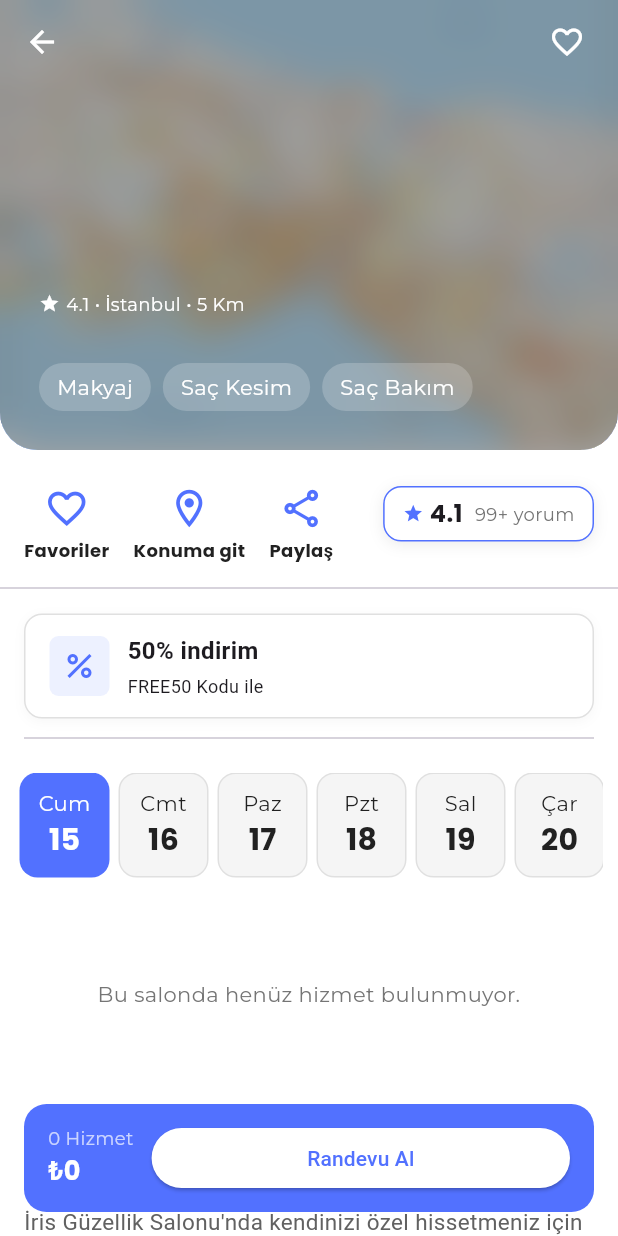
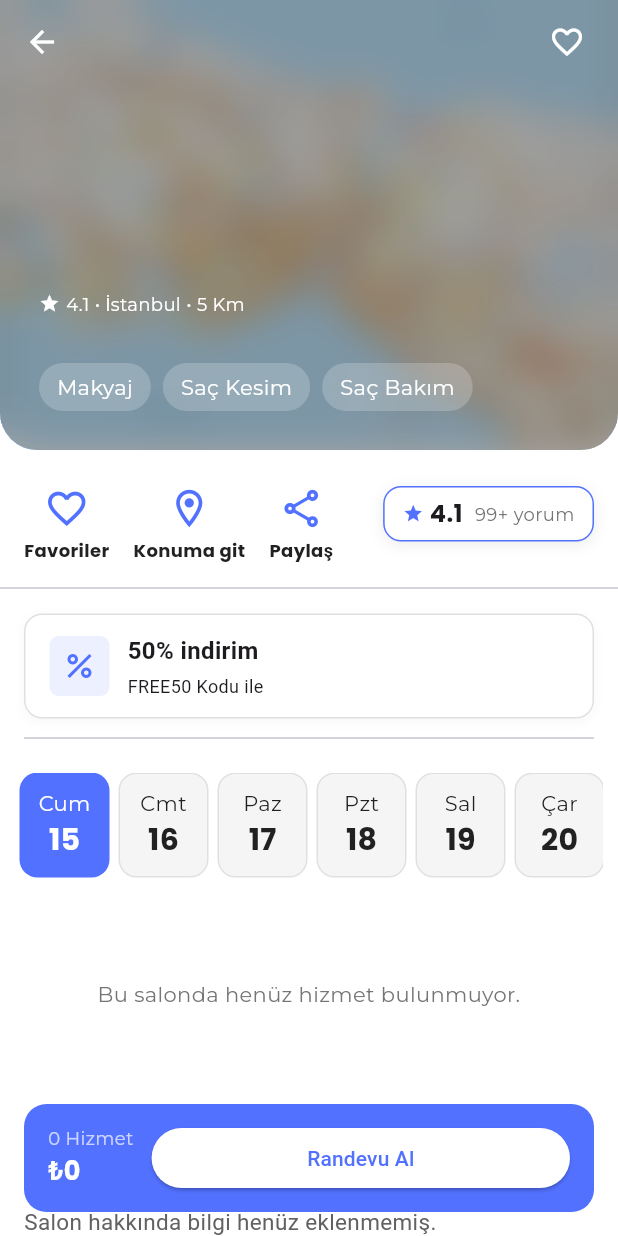
Before and after one commit to mustafazfr/Iris, a Flutter app: the SalonDetailScreen screen opened directly with empty values, on a phone screen of 412 x 824 dp. Run offline on Flutter 3.47's test engine with Material 3 defaults, Android fonts, the phone set to English and light mode, and no system bars; our stand-ins replace cached_network_image, flutter_dotenv, geolocator, google_maps_flutter, photo_view, supabase_flutter; accounts and stored records are empty; network calls fail.

Commit message:
hakkında kısmı dinamik hale getirildi.

```diff
--- a/lib/features/appointments/screens/salon_detail_screen.dart
+++ b/lib/features/appointments/screens/salon_detail_screen.dart
@@ -796,19 +796,25 @@ class _SalonDetailScreenState extends State<SalonDetailScreen> {
     );
   }
   Widget _aboutSection(SaloonModel salon) {
+    final String? desc = salon.saloonDescription?.trim();
+
     return SingleChildScrollView(
       padding: const EdgeInsets.symmetric(horizontal: 16.0),
       child: Column(
         crossAxisAlignment: CrossAxisAlignment.start,
         children: [
+          // Hakkımızda metni — DB'den
           Text(
-            'İris Güzellik Salonu\'nda kendinizi özel hissetmeniz için uzman ellerde kişiye özel bakım sunuyoruz. Doğal güzelliğinizi ön plana çıkaran, güvenli ve modern hizmetlerle yanınızdayız.',
+            (desc != null && desc.isNotEmpty)
+                ? desc
+                : 'Salon hakkında bilgi henüz eklenmemiş.',
             style: TextStyle(
               color: Colors.grey.shade700,
               fontSize: 15,
               height: 1.6,
             ),
           ),
+
           const SizedBox(height: 24),
           const Divider(),
           const SizedBox(height: 24),
@@ -821,7 +827,6 @@ class _SalonDetailScreenState extends State<SalonDetailScreen> {
               color: Colors.black87,
             ),
           ),
-          // NOT: Bu bilgileri dinamik olarak salon modelinden almak en iyisidir.
           const SizedBox(height: 16),
 
           Builder(
@@ -858,11 +863,10 @@ class _SalonDetailScreenState extends State<SalonDetailScreen> {
 
           const SizedBox(height: 24),
 
-
-
           const SizedBox(height: 24),
           const Divider(),
           const SizedBox(height: 24),
+
           const Text(
             'Salon Adresi',
             style: TextStyle(
@@ -880,17 +884,22 @@ class _SalonDetailScreenState extends State<SalonDetailScreen> {
               Expanded(
                 child: Text(
                   salon.saloonAddress ?? 'Adres bilgisi girilmemiş.',
-                  style: TextStyle(color: Colors.grey.shade700, fontSize: 15, height: 1.6),
+                  style: TextStyle(
+                    color: Colors.grey.shade700,
+                    fontSize: 15,
+                    height: 1.6,
+                  ),
                 ),
               ),
             ],
           ),
           const SizedBox(height: 16),
-          _buildSalonMiniMap(salon,zoom:13.5),
+          _buildSalonMiniMap(salon, zoom: 13.5),
         ],
       ),
     );
   }
+
   Widget _buildSalonMiniMap(SaloonModel salon, {double zoom = 13.5}) {
     final lat = salon.latitude;
     final lng = salon.longitude;
```
Also changed, not shown: pubspec.lock.
